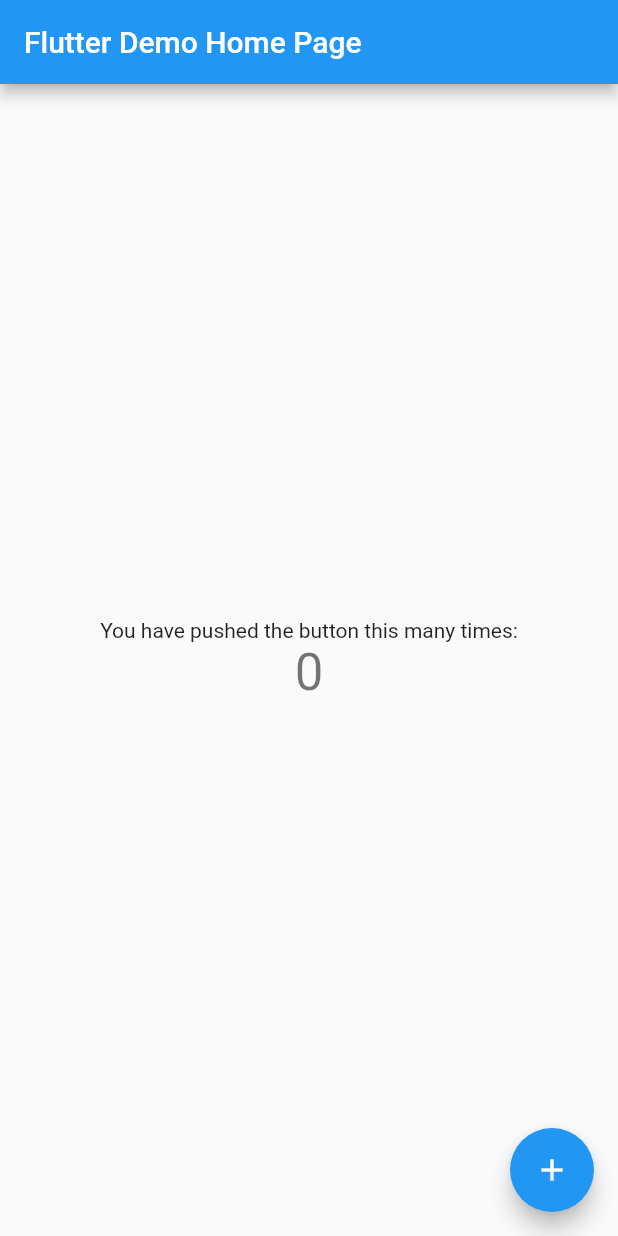
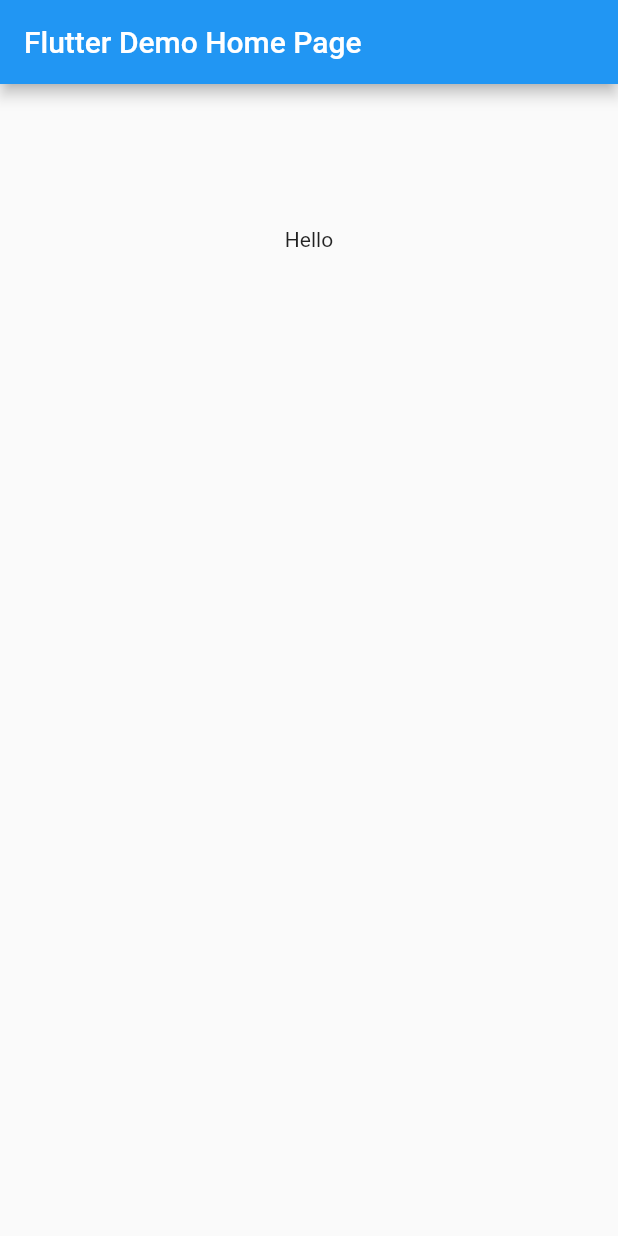
Before and after one commit to mirackilic/Flutter-Localization-Globalization, a Flutter app: the screen it shows after launch, on a phone screen of 412 x 824 dp. Run offline on Flutter 3.47's test engine with Material 2 defaults, Android fonts, the phone set to English and light mode, and no system bars.

Commit message:
flutter localization-globalization inserted

```diff
--- /dev/null
+++ b/localization_globalization/assets/lang/en.json
@@ -0,0 +1,3 @@
+{
+    "hello": "Hello"
+}
--- /dev/null
+++ b/localization_globalization/assets/lang/tr.json
@@ -0,0 +1,3 @@
+{
+    "hello": "Merhaba"
+}
--- /dev/null
+++ b/localization_globalization/lib/app_localizations.dart
@@ -0,0 +1,66 @@
+import 'dart:async';
+import 'dart:convert';
+
+import 'package:flutter/material.dart';
+import 'package:flutter/services.dart';
+
+class AppLocalizations {
+  final Locale locale;
+
+  AppLocalizations(this.locale);
+
+  // Helper method to keep the code in the widgets concise
+  // Localizations are accessed using an InheritedWidget "of" syntax
+  static AppLocalizations of(BuildContext context) {
+    return Localizations.of<AppLocalizations>(context, AppLocalizations);
+  }
+
+  static const LocalizationsDelegate<AppLocalizations> delegate =
+      _AppLocalizationsDelegate();
+
+  Map<String, String> _localizedStrings;
+
+  Future<bool> load() async {
+    // Load the language JSON file from the "lang" folder
+    String jsonString =
+        await rootBundle.loadString('assets/lang/${locale.languageCode}.json');
+    Map<String, dynamic> jsonMap = json.decode(jsonString);
+
+    _localizedStrings = jsonMap.map((key, value) {
+      return MapEntry(key, value.toString());
+    });
+
+    return true;
+  }
+
+  // This method will be called from every widget which needs a localized text
+  String translate(String key) {
+    return _localizedStrings[key];
+  }
+}
+
+// LocalizationsDelegate is a factory for a set of localized resources
+// In this case, the localized strings will be gotten in an AppLocalizations object
+class _AppLocalizationsDelegate
+    extends LocalizationsDelegate<AppLocalizations> {
+  // This delegate instance will never change (it doesn't even have fields!)
+  // It can provide a constant constructor.
+  const _AppLocalizationsDelegate();
+
+  @override
+  bool isSupported(Locale locale) {
+    // Include all of your supported language codes here
+    return ['en', 'tr'].contains(locale.languageCode);
+  }
+
+  @override
+  Future<AppLocalizations> load(Locale locale) async {
+    // AppLocalizations class is where the JSON loading actually runs
+    AppLocalizations localizations = new AppLocalizations(locale);
+    await localizations.load();
+    return localizations;
+  }
+
+  @override
+  bool shouldReload(_AppLocalizationsDelegate old) => false;
+}
--- a/localization_globalization/lib/main.dart
+++ b/localization_globalization/lib/main.dart
@@ -1,4 +1,6 @@
 import 'package:flutter/material.dart';
+import 'package:flutter_localizations/flutter_localizations.dart';
+import 'app_localizations.dart';
 
 void main() {
   runApp(MyApp());
@@ -9,39 +11,39 @@ class MyApp extends StatelessWidget {
   @override
   Widget build(BuildContext context) {
     return MaterialApp(
+      localizationsDelegates: [
+        AppLocalizations.delegate,
+        GlobalMaterialLocalizations.delegate,
+        GlobalWidgetsLocalizations.delegate,
+        GlobalCupertinoLocalizations.delegate,
+      ],
+      supportedLocales: [
+        Locale('en', 'US'),
+        Locale('tr', 'TR'),
+      ],
       title: 'Flutter Demo',
       theme: ThemeData(
-        // This is the theme of your application.
-        //
-        // Try running your application with "flutter run". You'll see the
-        // application has a blue toolbar. Then, without quitting the app, try
-        // changing the primarySwatch below to Colors.green and then invoke
-        // "hot reload" (press "r" in the console where you ran "flutter run",
-        // or simply save your changes to "hot reload" in a Flutter IDE).
-        // Notice that the counter didn't reset back to zero; the application
-        // is not restarted.
         primarySwatch: Colors.blue,
-        // This makes the visual density adapt to the platform that you run
-        // the app on. For desktop platforms, the controls will be smaller and
-        // closer together (more dense) than on mobile platforms.
         visualDensity: VisualDensity.adaptivePlatformDensity,
       ),
       home: MyHomePage(title: 'Flutter Demo Home Page'),
+      localeResolutionCallback: (locale, supportedLocales) {
+        // Cihazın dilinin desteklenip desteklenmediği kontrol edilir.
+        for (var supportedLocale in supportedLocales) {
+          if (supportedLocale.languageCode == locale.languageCode &&
+              supportedLocale.countryCode == locale.countryCode) {
+            return supportedLocale;
+          }
+        }
+        //Cihazın dili desteklenmiyorsa ilk seçenek default olarak seçilir.
+        return supportedLocales.first;
+      },
     );
   }
 }
 
 class MyHomePage extends StatefulWidget {
   MyHomePage({Key key, this.title}) : super(key: key);
-
-  // This widget is the home page of your application. It is stateful, meaning
-  // that it has a State object (defined below) that contains fields that affect
-  // how it looks.
-
-  // This class is the configuration for the state. It holds the values (in this
-  // case the title) provided by the parent (in this case the App widget) and
-  // used by the build method of the State. Fields in a Widget subclass are
-  // always marked "final".
 
   final String title;
 
@@ -50,68 +52,23 @@ class MyHomePage extends StatefulWidget {
 }
 
 class _MyHomePageState extends State<MyHomePage> {
-  int _counter = 0;
-
-  void _incrementCounter() {
-    setState(() {
-      // This call to setState tells the Flutter framework that something has
-      // changed in this State, which causes it to rerun the build method below
-      // so that the display can reflect the updated values. If we changed
-      // _counter without calling setState(), then the build method would not be
-      // called again, and so nothing would appear to happen.
-      _counter++;
-    });
-  }
-
   @override
   Widget build(BuildContext context) {
-    // This method is rerun every time setState is called, for instance as done
-    // by the _incrementCounter method above.
-    //
-    // The Flutter framework has been optimized to make rerunning build methods
-    // fast, so that you can just rebuild anything that needs updating rather
-    // than having to individually change instances of widgets.
     return Scaffold(
       appBar: AppBar(
-        // Here we take the value from the MyHomePage object that was created by
-        // the App.build method, and use it to set our appbar title.
         title: Text(widget.title),
       ),
       body: Center(
-        // Center is a layout widget. It takes a single child and positions it
-        // in the middle of the parent.
         child: Column(
-          // Column is also a layout widget. It takes a list of children and
-          // arranges them vertically. By default, it sizes itself to fit its
-          // children horizontally, and tries to be as tall as its parent.
-          //
-          // Invoke "debug painting" (press "p" in the console, choose the
-          // "Toggle Debug Paint" action from the Flutter Inspector in Android
-          // Studio, or the "Toggle Debug Paint" command in Visual Studio Code)
-          // to see the wireframe for each widget.
-          //
-          // Column has various properties to control how it sizes itself and
-          // how it positions its children. Here we use mainAxisAlignment to
-          // center the children vertically; the main axis here is the vertical
-          // axis because Columns are vertical (the cross axis would be
-          // horizontal).
           mainAxisAlignment: MainAxisAlignment.center,
           children: <Widget>[
-            Text(
-              'You have pushed the button this many times:',
-            ),
-            Text(
-              '$_counter',
-              style: Theme.of(context).textTheme.headline4,
-            ),
+            Container(
+              height: MediaQuery.of(context).size.height * 0.7,
+              child: Text(AppLocalizations.of(context).translate('hello')),
+            )
           ],
         ),
       ),
-      floatingActionButton: FloatingActionButton(
-        onPressed: _incrementCounter,
-        tooltip: 'Increment',
-        child: Icon(Icons.add),
-      ), // This trailing comma makes auto-formatting nicer for build methods.
     );
   }
 }
```
Also changed, not shown: localization_globalization/pubspec.yaml (+5 -39 lines), localization_globalization/pubspec.lock, 1 other file.
